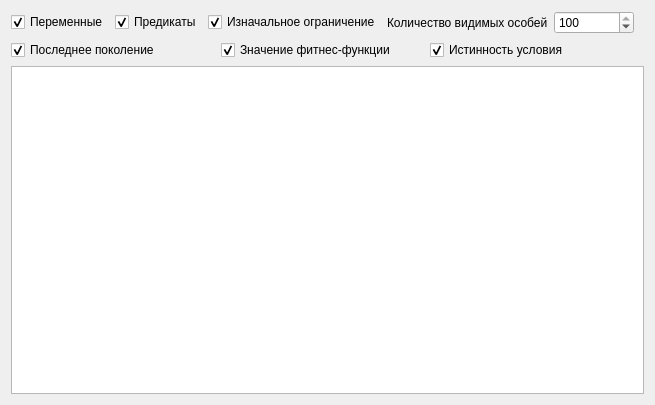
Old version of the form Masters_thesis_2/viewer.ui in the repository MrBenomos/Masters_thesis_2.
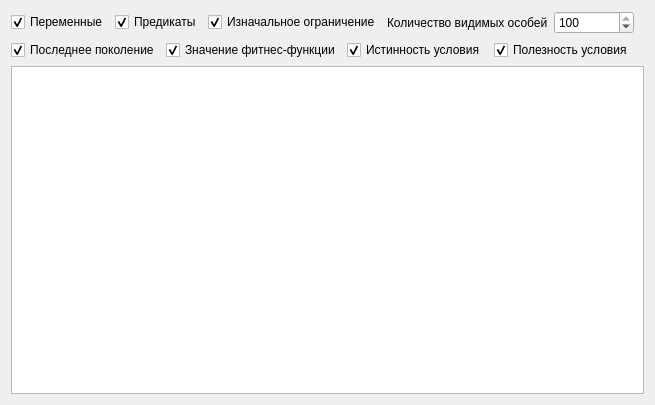
New version of the form.

Commit message: Исправления вывода ошибок, добавлена проверка на полезность условия.

The edit to the form file:
```diff
--- a/Masters_thesis_2/viewer.ui
+++ b/Masters_thesis_2/viewer.ui
@@ -126,6 +126,16 @@
            </property>
           </widget>
          </item>
+         <item>
+          <widget class="QCheckBox" name="cbUsefulnessCondition">
+           <property name="text">
+            <string>Полезность условия</string>
+           </property>
+           <property name="checked">
+            <bool>true</bool>
+           </property>
+          </widget>
+         </item>
         </layout>
        </item>
       </layout>
```
Left out of the diff: 2 changed lines with no effect on the pictures. The commit also changes 13 other files.
